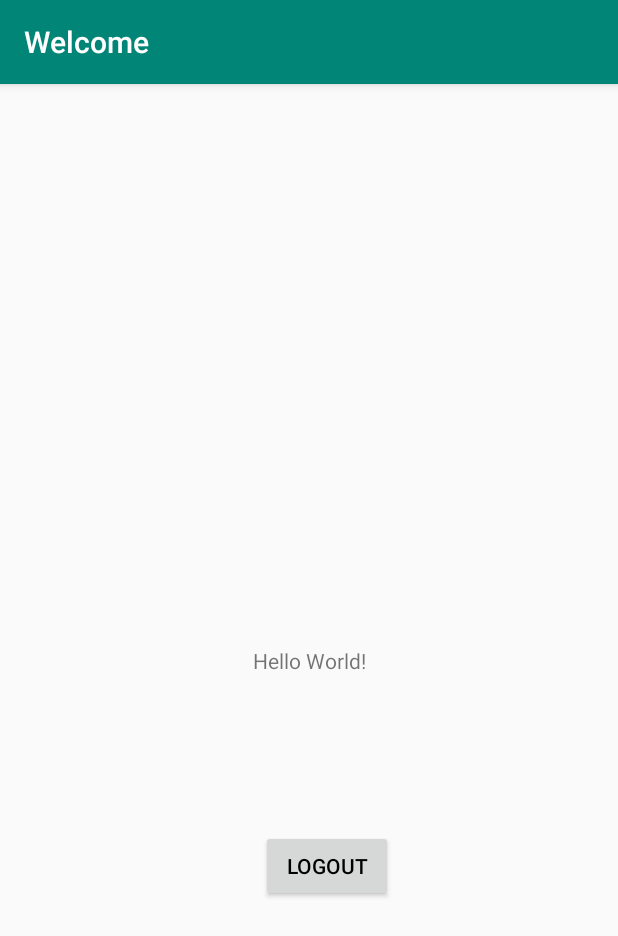
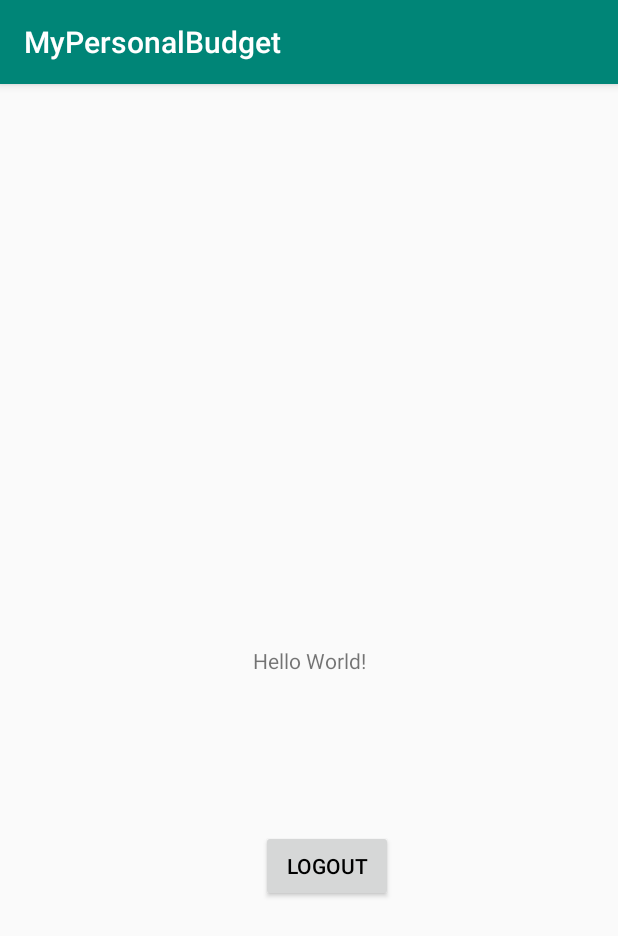
Before and after one commit to lisaburini/MyPersonalBudget, an Android app: the screen it shows after launch once a user with an empty profile is signed in (MainActivity), on a phone screen of 412 x 824 dp. Shown: the top 936 px of the screen. Run offline under Robolectric (Android 15) with nearby library versions, the phone set to English and light mode, and no system bars; our stand-ins replace Firebase (no records; nobody signed in at launch, a user with empty details on screens opened directly).

Commit message:
scritta welcome  in ActionBar

```diff
--- a/app/src/main/java/com/example/mypersonalbudget/MainActivity.java
+++ b/app/src/main/java/com/example/mypersonalbudget/MainActivity.java
@@ -51,7 +51,7 @@ public class MainActivity extends AppCompatActivity {
         firebaseAuth = FirebaseAuth.getInstance();
         firebaseAuth.addAuthStateListener(authStateListener);
 
-        getSupportActionBar().setTitle(getString(R.string.welcome));
+        //getSupportActionBar().setTitle(getString(R.string.welcome));
 
     }
 
```
